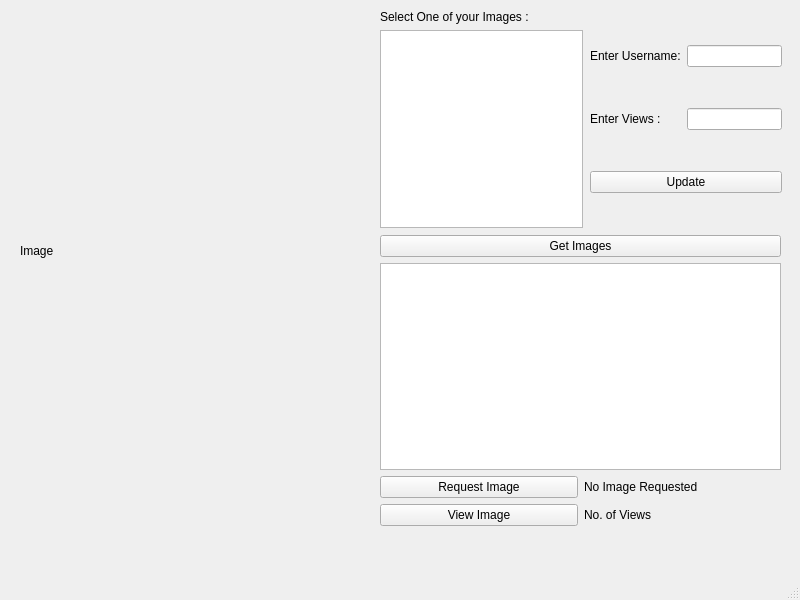
First picture: the form in Pages/homepage.ui, repository karimhasebou/distributed_2, before the edit.
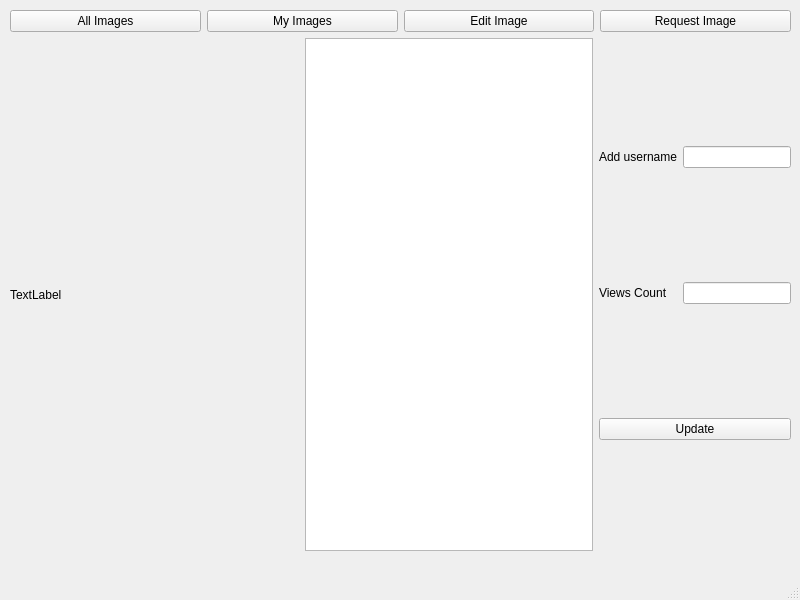
Second picture: the form after the edit.

Patch:
```diff
--- a/Pages/homepage.ui
+++ b/Pages/homepage.ui
@@ -17,140 +17,137 @@
    <widget class="QWidget" name="gridLayoutWidget_2">
     <property name="geometry">
      <rect>
-      <x>590</x>
+      <x>10</x>
       <y>10</y>
-      <width>192</width>
-      <height>218</height>
+      <width>781</width>
+      <height>541</height>
      </rect>
     </property>
-    <layout class="QGridLayout" name="gridLayout_2">
-     <item row="1" column="0">
-      <widget class="QLabel" name="label_3">
-       <property name="text">
-        <string>Enter Views :</string>
-       </property>
-      </widget>
+    <layout class="QVBoxLayout" name="verticalLayout">
+     <item>
+      <layout class="QHBoxLayout" name="horizontalLayout">
+       <item>
+        <widget class="QPushButton" name="allImagesButton">
+         <property name="sizePolicy">
+          <sizepolicy hsizetype="Minimum" vsizetype="Minimum">
+           <horstretch>0</horstretch>
+           <verstretch>0</verstretch>
+          </sizepolicy>
+         </property>
+         <property name="text">
+          <string>All Images</string>
+         </property>
+        </widget>
+       </item>
+       <item>
+        <widget class="QPushButton" name="myImagesButton">
+         <property name="sizePolicy">
+          <sizepolicy hsizetype="Minimum" vsizetype="Minimum">
+           <horstretch>0</horstretch>
+           <verstretch>0</verstretch>
+          </sizepolicy>
+         </property>
+         <property name="text">
+          <string>My Images</string>
+         </property>
+        </widget>
+       </item>
+       <item>
+        <widget class="QPushButton" name="ediImageButton">
+         <property name="sizePolicy">
+          <sizepolicy hsizetype="Minimum" vsizetype="Minimum">
+           <horstretch>0</horstretch>
+           <verstretch>0</verstretch>
+          </sizepolicy>
+         </property>
+         <property name="text">
+          <string>Edit Image</string>
+         </property>
+        </widget>
+       </item>
+       <item>
+        <widget class="QPushButton" name="requestImageButton">
+         <property name="text">
+          <string>Request Image</string>
+         </property>
+        </widget>
+       </item>
+      </layout>
      </item>
-     <item row="0" column="1">
-      <widget class="QLineEdit" name="usernameToUpdateEdit"/>
+     <item>
+      <layout class="QHBoxLayout" name="horizontalLayout_2">
+       <item>
+        <widget class="QLabel" name="imageView">
+         <property name="sizePolicy">
+          <sizepolicy hsizetype="Expanding" vsizetype="Expanding">
+           <horstretch>0</horstretch>
+           <verstretch>0</verstretch>
+          </sizepolicy>
+         </property>
+         <property name="text">
+          <string>TextLabel</string>
+         </property>
+        </widget>
+       </item>
+       <item>
+        <widget class="QListWidget" name="imagesList">
+         <property name="sizePolicy">
+          <sizepolicy hsizetype="Expanding" vsizetype="Expanding">
+           <horstretch>0</horstretch>
+           <verstretch>0</verstretch>
+          </sizepolicy>
+         </property>
+        </widget>
+       </item>
+       <item>
+        <layout class="QGridLayout" name="editImageEntries">
+         <item row="0" column="1">
+          <widget class="QLineEdit" name="usernameLabel">
+           <property name="sizePolicy">
+            <sizepolicy hsizetype="Minimum" vsizetype="Fixed">
+             <horstretch>0</horstretch>
+             <verstretch>0</verstretch>
+            </sizepolicy>
+           </property>
+          </widget>
+         </item>
+         <item row="1" column="0">
+          <widget class="QLabel" name="label_3">
+           <property name="text">
+            <string>Views Count</string>
+           </property>
+          </widget>
+         </item>
+         <item row="0" column="0">
+          <widget class="QLabel" name="label_2">
+           <property name="text">
+            <string>Add username</string>
+           </property>
+          </widget>
+         </item>
+         <item row="1" column="1">
+          <widget class="QLineEdit" name="viewCountLabel">
+           <property name="sizePolicy">
+            <sizepolicy hsizetype="Minimum" vsizetype="Fixed">
+             <horstretch>0</horstretch>
+             <verstretch>0</verstretch>
+            </sizepolicy>
+           </property>
+          </widget>
+         </item>
+         <item row="2" column="0" colspan="2">
+          <widget class="QPushButton" name="updateEditsButton">
+           <property name="text">
+            <string>Update</string>
+           </property>
+          </widget>
+         </item>
+        </layout>
+       </item>
+      </layout>
      </item>
-     <item row="1" column="1">
-      <widget class="QLineEdit" name="viewsToUpdateEdit"/>
-     </item>
-     <item row="2" column="0" colspan="2">
-      <widget class="QPushButton" name="update_views">
-       <property name="text">
-        <string>Update</string>
-       </property>
-      </widget>
-     </item>
-     <item row="0" column="0">
-      <widget class="QLabel" name="label_2">
-       <property name="text">
-        <string>Enter Username:</string>
-       </property>
-      </widget>
-     </item>
     </layout>
    </widget>
-   <widget class="QWidget" name="gridLayoutWidget_3">
-    <property name="geometry">
-     <rect>
-      <x>380</x>
-      <y>235</y>
-      <width>401</width>
-      <height>291</height>
-     </rect>
-    </property>
-    <layout class="QGridLayout" name="gridLayout_3">
-     <item row="2" column="0">
-      <widget class="QPushButton" name="requestImageButton">
-       <property name="text">
-        <string>Request Image</string>
-       </property>
-      </widget>
-     </item>
-     <item row="3" column="0">
-      <widget class="QPushButton" name="viewImageButton">
-       <property name="text">
-        <string>View Image</string>
-       </property>
-      </widget>
-     </item>
-     <item row="2" column="1">
-      <widget class="QLabel" name="imageStatusLabel">
-       <property name="text">
-        <string>No Image Requested</string>
-       </property>
-      </widget>
-     </item>
-     <item row="3" column="1">
-      <widget class="QLabel" name="viewsNumLabel">
-       <property name="text">
-        <string>No. of Views</string>
-       </property>
-      </widget>
-     </item>
-     <item row="1" column="0" colspan="2">
-      <widget class="QListView" name="imagesList"/>
-     </item>
-     <item row="0" column="0" colspan="2">
-      <widget class="QPushButton" name="getImagesButton">
-       <property name="text">
-        <string>Get Images</string>
-       </property>
-      </widget>
-     </item>
-    </layout>
-    <zorder>getImagesButton</zorder>
-    <zorder>imagesList</zorder>
-    <zorder>requestImageButton</zorder>
-    <zorder>viewImageButton</zorder>
-    <zorder>viewsNumLabel</zorder>
-    <zorder>imageStatusLabel</zorder>
-   </widget>
-   <widget class="QWidget" name="gridLayoutWidget">
-    <property name="geometry">
-     <rect>
-      <x>380</x>
-      <y>10</y>
-      <width>203</width>
-      <height>218</height>
-     </rect>
-    </property>
-    <layout class="QGridLayout" name="gridLayout">
-     <item row="1" column="0">
-      <widget class="QListView" name="my_images">
-       <property name="sizePolicy">
-        <sizepolicy hsizetype="Maximum" vsizetype="Expanding">
-         <horstretch>0</horstretch>
-         <verstretch>0</verstretch>
-        </sizepolicy>
-       </property>
-      </widget>
-     </item>
-     <item row="0" column="0">
-      <widget class="QLabel" name="label">
-       <property name="text">
-        <string>Select One of your Images :</string>
-       </property>
-      </widget>
-     </item>
-    </layout>
-   </widget>
-   <widget class="QLabel" name="Image_holder">
-    <property name="geometry">
-     <rect>
-      <x>20</x>
-      <y>10</y>
-      <width>331</width>
-      <height>481</height>
-     </rect>
-    </property>
-    <property name="text">
-     <string>Image</string>
-    </property>
-   </widget>
   </widget>
   <widget class="QMenuBar" name="menubar">
    <property name="geometry">
```
Left out of the diff: 2 changed lines with no effect on the pictures.
